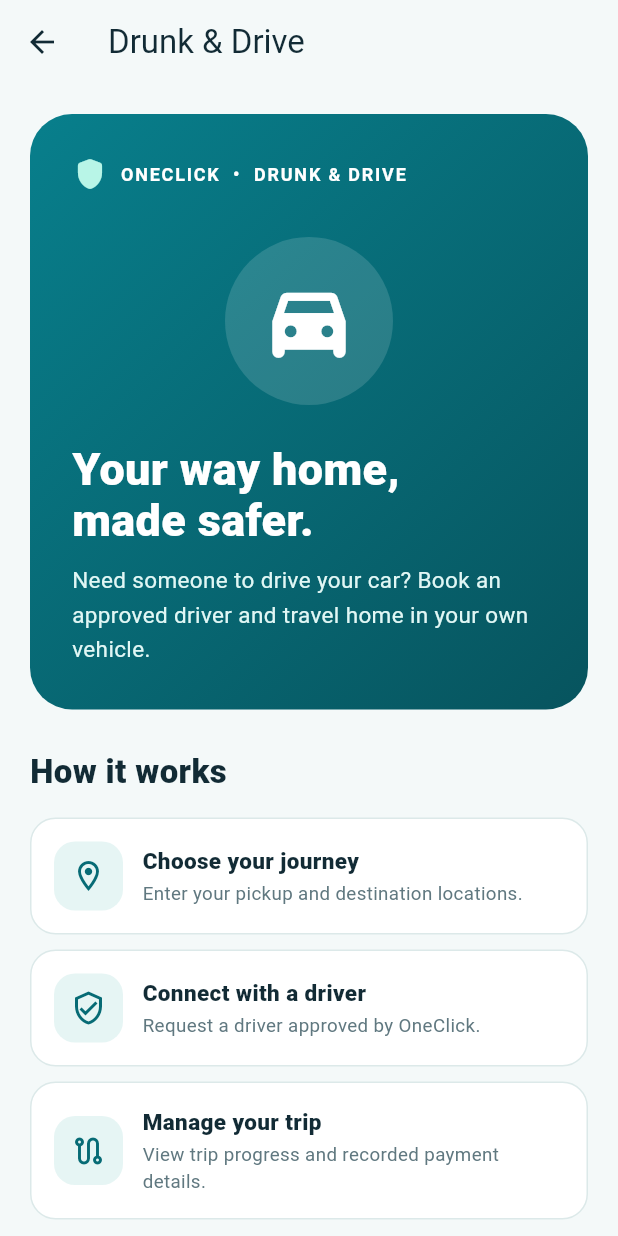
After one commit to Keshpro/Oneclick_MobileApplication, a Flutter app: the DrunkDriveGuestScreen screen opened directly, on a phone screen of 412 x 824 dp. The commit adds this screen. Run offline on Flutter 3.47's test engine with Material 3 defaults, Android fonts, the phone set to English and light mode, and no system bars; our stand-ins replace cloud_firestore, file_picker, firebase_ai, firebase_auth, firebase_core, firebase_storage and 7 more; missing offline and left inert: cryptography, file_saver, firebase_app_check, syncfusion_flutter_pdfviewer; accounts and stored records are empty.

Commit message:
log in as a guest updated

```diff
--- /dev/null
+++ b/lib/features/drunk_drive/passenger/screens/drunk_drive_guest_screen.dart
@@ -0,0 +1,263 @@
+import 'package:flutter/material.dart';
+
+/// Public introduction to Drunk & Drive. Does not access Firebase or bookings.
+class DrunkDriveGuestScreen extends StatelessWidget {
+  const DrunkDriveGuestScreen({super.key});
+
+  static const _teal = Color(0xFF076B75);
+  static const _ink = Color(0xFF122B35);
+
+  @override
+  Widget build(BuildContext context) {
+    return Scaffold(
+      backgroundColor: const Color(0xFFF4F9F9),
+      appBar: AppBar(
+        title: const Text('Drunk & Drive'),
+        backgroundColor: const Color(0xFFF4F9F9),
+        foregroundColor: _ink,
+        surfaceTintColor: Colors.transparent,
+      ),
+      body: SafeArea(
+        child: Center(
+          child: ConstrainedBox(
+            constraints: const BoxConstraints(maxWidth: 540),
+            child: SingleChildScrollView(
+              padding: const EdgeInsets.all(20),
+              child: Column(
+                crossAxisAlignment: CrossAxisAlignment.stretch,
+                children: [
+                  Container(
+                    padding: const EdgeInsets.all(28),
+                    decoration: BoxDecoration(
+                      gradient: const LinearGradient(
+                        colors: [Color(0xFF087F8C), Color(0xFF07545E)],
+                        begin: Alignment.topLeft,
+                        end: Alignment.bottomRight,
+                      ),
+                      borderRadius: BorderRadius.circular(28),
+                    ),
+                    child: Column(
+                      crossAxisAlignment: CrossAxisAlignment.start,
+                      children: [
+                        const Row(
+                          children: [
+                            Icon(Icons.shield_rounded, color: Color(0xFFB8F5E7)),
+                            SizedBox(width: 8),
+                            Text('ONECLICK  •  DRUNK & DRIVE',
+                                style: TextStyle(color: Colors.white, fontSize: 12,
+                                    letterSpacing: 1.2, fontWeight: FontWeight.w700)),
+                          ],
+                        ),
+                        const SizedBox(height: 30),
+                        Center(
+                          child: Container(
+                            width: 112,
+                            height: 112,
+                            decoration: BoxDecoration(
+                              color: Colors.white.withValues(alpha: 0.14),
+                              shape: BoxShape.circle,
+                            ),
+                            child: const Icon(Icons.directions_car_filled_rounded,
+                                color: Colors.white, size: 65),
+                          ),
+                        ),
+                        const SizedBox(height: 26),
+                        const Text('Your way home,\nmade safer.',
+                            style: TextStyle(color: Colors.white,
+                                fontSize: 30, fontWeight: FontWeight.w900, height: 1.13)),
+                        const SizedBox(height: 12),
+                        const Text(
+                          'Need someone to drive your car? Book an approved driver and travel home in your own vehicle.',
+                          style: TextStyle(color: Color(0xFFE1F7F5), fontSize: 15, height: 1.5),
+                        ),
+                      ],
+                    ),
+                  ),
+                  const SizedBox(height: 26),
+                  const Text('How it works',
+                      style: TextStyle(fontSize: 22, fontWeight: FontWeight.w800, color: _ink)),
+                  const SizedBox(height: 15),
+                  const _GuestFeature(
+                    icon: Icons.location_on_outlined,
+                    title: 'Choose your journey',
+                    description: 'Enter your pickup and destination locations.',
+                  ),
+                  const SizedBox(height: 10),
+                  const _GuestFeature(
+                    icon: Icons.verified_user_outlined,
+                    title: 'Connect with a driver',
+                    description: 'Request a driver approved by OneClick.',
+                  ),
+                  const SizedBox(height: 10),
+                  const _GuestFeature(
+                    icon: Icons.route_outlined,
+                    title: 'Manage your trip',
+                    description: 'View trip progress and recorded payment details.',
+                  ),
+                  const SizedBox(height: 28),
+                  const Text('Ready to get started?',
+                      textAlign: TextAlign.center,
+                      style: TextStyle(fontSize: 21, fontWeight: FontWeight.w800, color: _ink)),
+                  const SizedBox(height: 7),
+                  const Text('Log in to request a driver, or create an account to join OneClick.',
+                      textAlign: TextAlign.center,
+                      style: TextStyle(fontSize: 14, color: Color(0xFF607880))),
+                  const SizedBox(height: 20),
+                  SizedBox(
+                    height: 52,
+                    child: FilledButton.icon(
+                      onPressed: () => Navigator.of(context).pushNamed('/login'),
+                      style: FilledButton.styleFrom(
+                        backgroundColor: _teal,
+                        shape: RoundedRectangleBorder(borderRadius: BorderRadius.circular(16)),
+                      ),
+                      icon: const Icon(Icons.login_rounded),
+                      label: const Text('Log In',
+                          style: TextStyle(fontSize: 16, fontWeight: FontWeight.w700)),
+                    ),
+                  ),
+                  const SizedBox(height: 10),
+                  SizedBox(
+                    height: 52,
+                    child: OutlinedButton.icon(
+                      onPressed: () => Navigator.of(context).pushNamed('/register'),
+                      style: OutlinedButton.styleFrom(
+                        foregroundColor: _teal,
+                        side: const BorderSide(color: _teal),
+                        shape: RoundedRectangleBorder(borderRadius: BorderRadius.circular(16)),
+                      ),
+                      icon: const Icon(Icons.person_add_alt_1_rounded),
+                      label: const Text('Create Account',
+                          style: TextStyle(fontSize: 16, fontWeight: FontWeight.w700)),
+                    ),
+                  ),
+                  const SizedBox(height: 25),
+                  Container(
+                    padding: const EdgeInsets.all(20),
+                    decoration: BoxDecoration(
+                      color: const Color(0xFFE8F5F3),
+                      borderRadius: BorderRadius.circular(20),
+                      border: Border.all(color: const Color(0xFFBDE1DA)),
+                    ),
+                    child: Column(
+                      crossAxisAlignment: CrossAxisAlignment.stretch,
+                      children: [
+                        const Row(
+                          children: [
+                            Icon(Icons.local_taxi_rounded, color: _teal, size: 29),
+                            SizedBox(width: 10),
+                            Expanded(
+                              child: Text(
+                                'Interested in becoming a driver?',
+                                style: TextStyle(
+                                  color: _ink,
+                                  fontSize: 18,
+                                  fontWeight: FontWeight.w800,
+                                ),
+                              ),
+                            ),
+                          ],
+                        ),
+                        const SizedBox(height: 10),
+                        const Text(
+                          'Join the OneClick Drunk & Drive driver network. '
+                          'Sign in with your existing account or create one, '
+                          'then submit a driver application for admin review.',
+                          style: TextStyle(
+                            color: Color(0xFF456A72),
+                            fontSize: 13.5,
+                            height: 1.45,
+                          ),
+                        ),
+                        const SizedBox(height: 14),
+                        SizedBox(
+                          height: 48,
+                          child: OutlinedButton.icon(
+                            onPressed: () => Navigator.of(context).pushNamed('/login'),
+                            style: OutlinedButton.styleFrom(
+                              foregroundColor: _teal,
+                              side: const BorderSide(color: _teal, width: 1.4),
+                              shape: RoundedRectangleBorder(
+                                borderRadius: BorderRadius.circular(14),
+                              ),
+                            ),
+                            icon: const Icon(Icons.drive_eta_rounded),
+                            label: const Text(
+                              'Become a Driver — Log In',
+                              style: TextStyle(fontWeight: FontWeight.w700),
+                            ),
+                          ),
+                        ),
+                        const SizedBox(height: 10),
+                        const Text(
+                          'After login: Drunk & Drive → Drunk & Drive Driver Registration',
+                          style: TextStyle(fontSize: 12, color: Color(0xFF456A72)),
+                        ),
+                      ],
+                    ),
+                  ),
+                  const SizedBox(height: 15),
+                  const Text('Drive responsibly. Never drive while impaired.',
+                      textAlign: TextAlign.center,
+                      style: TextStyle(fontSize: 12, color: Color(0xFF607880))),
+                ],
+              ),
+            ),
+          ),
+        ),
+      ),
+    );
+  }
+}
+
+class _GuestFeature extends StatelessWidget {
+  const _GuestFeature({
+    required this.icon,
+    required this.title,
+    required this.description,
+  });
+
+  final IconData icon;
+  final String title;
+  final String description;
+
+  @override
+  Widget build(BuildContext context) {
+    return Container(
+      padding: const EdgeInsets.all(15),
+      decoration: BoxDecoration(
+        color: Colors.white,
+        borderRadius: BorderRadius.circular(17),
+        border: Border.all(color: const Color(0xFFDCE9E9)),
+      ),
+      child: Row(
+        children: [
+          Container(
+            width: 46,
+            height: 46,
+            decoration: BoxDecoration(
+              color: const Color(0xFFE6F5F4),
+              borderRadius: BorderRadius.circular(14),
+            ),
+            child: Icon(icon, color: DrunkDriveGuestScreen._teal),
+          ),
+          const SizedBox(width: 13),
+          Expanded(
+            child: Column(
+              crossAxisAlignment: CrossAxisAlignment.start,
+              children: [
+                Text(title,
+                    style: const TextStyle(fontSize: 15, fontWeight: FontWeight.w800,
+                        color: DrunkDriveGuestScreen._ink)),
+                const SizedBox(height: 3),
+                Text(description,
+                    style: const TextStyle(fontSize: 12.5,
+                        height: 1.4, color: Color(0xFF607880))),
+              ],
+            ),
+          ),
+        ],
+      ),
+    );
+  }
+}
--- a/lib/features/drunk_drive/passenger/screens/drunk_drive_home_screen.dart
+++ b/lib/features/drunk_drive/passenger/screens/drunk_drive_home_screen.dart
@@ -1,6 +1,7 @@
 import 'dart:async';
 
 import 'package:flutter/material.dart';
+import 'package:firebase_auth/firebase_auth.dart';
 
 import '../../../auth/screens/provider_role_selection_screen.dart';
 import '../../driver/screens/driver_home_screen.dart';
@@ -14,6 +15,7 @@ import 'active_trip_screen.dart';
 import 'book_driver_screen.dart';
 import 'my_trips_screen.dart';
 import 'my_vehicles_screen.dart';
+import 'drunk_drive_guest_screen.dart';
 
 /// Customer entry point for Drunk & Drive.
 /// The shared OneClick provider flow stays in the auth module.
@@ -33,6 +35,8 @@ class _DrunkDriveHomeScreenState extends State<DrunkDriveHomeScreen> {
   @override
   void initState() {
     super.initState();
+    // Guest visitors must never start authenticated booking queries.
+    if (FirebaseAuth.instance.currentUser == null) return;
     _subscription = _bookings.watchMyBookingModels().listen(
       (bookings) {
         const terminal = {
@@ -92,6 +96,11 @@ class _DrunkDriveHomeScreenState extends State<DrunkDriveHomeScreen> {
 
   @override
   Widget build(BuildContext context) {
+    // This also protects routes that open DrunkDriveHomeScreen directly.
+    if (FirebaseAuth.instance.currentUser == null) {
+      return const DrunkDriveGuestScreen();
+    }
+
     final dark = Theme.of(context).brightness == Brightness.dark;
     final colors = DrunkDrivePalette.of(context);
     final textTheme = Theme.of(context).textTheme;
```
